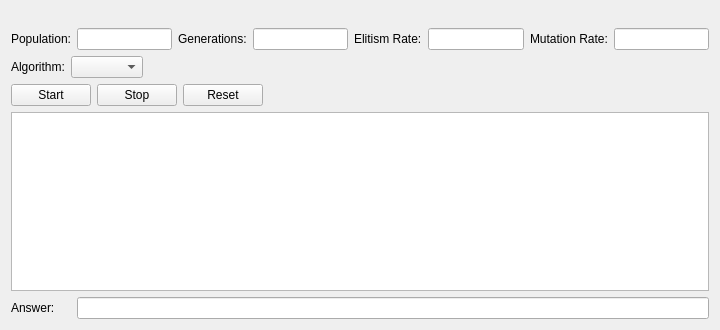
This is interface.ui in mhnazeri/Genetic as Qt 5 draws it before an edit. The edited form follows.
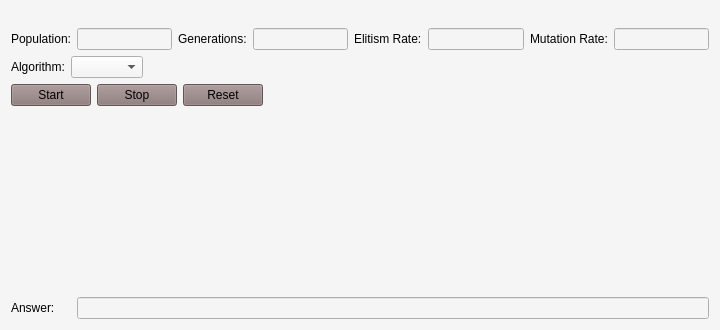
This is the edited form. Custom widgets are drawn as their Qt base class.

Commit message: Added The Graph View - 5 November 2014

```diff
--- a/interface.ui
+++ b/interface.ui
@@ -13,14 +13,14 @@
   <property name="windowTitle">
    <string>Interface</string>
   </property>
+  <property name="styleSheet">
+   <string notr="true">background-color: rgb(245, 245, 245);</string>
+  </property>
   <widget class="QWidget" name="Layout">
    <layout class="QGridLayout" name="gridLayout_2">
     <item row="6" column="1" colspan="7">
      <widget class="QLineEdit" name="text_answer"/>
     </item>
-    <item row="4" column="0" colspan="8">
-     <widget class="QPlainTextEdit" name="output"/>
-    </item>
     <item row="1" column="2">
      <widget class="QLabel" name="label_2">
       <property name="styleSheet">
@@ -36,17 +36,23 @@
       <item>
        <widget class="QPushButton" name="button_start">
         <property name="styleSheet">
-         <string notr="true">font: italic 12pt &quot;Century Schoolbook L&quot;;</string>
+         <string notr="true">font: italic 12pt &quot;Century Schoolbook L&quot;;
+border-color: rgb(0, 0, 0);
+background-color: rgb(137, 118, 118);</string>
         </property>
         <property name="text">
          <string>Start</string>
         </property>
+        <property name="flat">
+         <bool>false</bool>
+        </property>
        </widget>
       </item>
       <item>
        <widget class="QPushButton" name="button_stop">
         <property name="styleSheet">
-         <string notr="true">font: italic 12pt &quot;Century Schoolbook L&quot;;</string>
+         <string notr="true">font: italic 12pt &quot;Century Schoolbook L&quot;;
+background-color: rgb(137, 118, 118);</string>
         </property>
         <property name="text">
          <string>Stop</string>
@@ -56,7 +62,8 @@
       <item>
        <widget class="QPushButton" name="button_reset">
         <property name="styleSheet">
-         <string notr="true">font: italic 12pt &quot;Century Schoolbook L&quot;;</string>
+         <string notr="true">font: italic 12pt &quot;Century Schoolbook L&quot;;
+background-color: rgb(137, 118, 118);</string>
         </property>
         <property name="text">
          <string>Reset</string>
@@ -192,10 +199,32 @@
       </item>
      </layout>
     </item>
+    <item row="4" column="0" colspan="8">
+     <widget class="QCustomPlot" name="graphInterface" native="true"/>
+    </item>
    </layout>
   </widget>
  </widget>
  <layoutdefault spacing="6" margin="11"/>
+ <customwidgets>
+  <customwidget>
+   <class>QCustomPlot</class>
+   <extends>QWidget</extends>
+   <header location="global">qcustomplot.h</header>
+   <container>1</container>
+  </customwidget>
+ </customwidgets>
+ <tabstops>
+  <tabstop>text_pop</tabstop>
+  <tabstop>text_generation</tabstop>
+  <tabstop>text_elitism</tabstop>
+  <tabstop>text_mutation</tabstop>
+  <tabstop>button_start</tabstop>
+  <tabstop>button_reset</tabstop>
+  <tabstop>button_stop</tabstop>
+  <tabstop>box_algorithm</tabstop>
+  <tabstop>text_answer</tabstop>
+ </tabstops>
  <resources/>
  <connections/>
 </ui>
```
Left out of the diff: 38 changed lines with no effect on the pictures. The commit also changes 9 other files.
